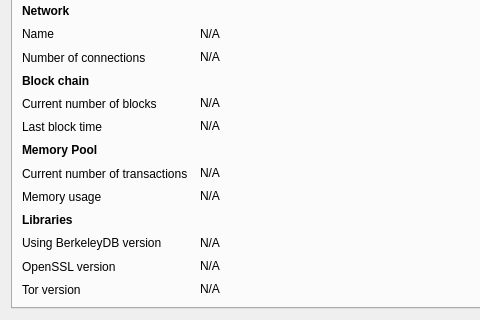
Old version of the form src/qt/forms/debugwindow.ui in the repository vergecurrency/verge; both pictures show x 0 to 480 and y 160 to 480 of the 740 by 480 pixel window.
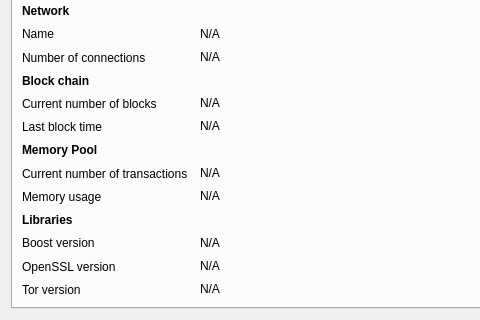
New version of the form. Icons and pictures are not drawn. Custom widgets are drawn as their Qt base class.

What changed in the file:
```diff
--- a/src/qt/forms/debugwindow.ui
+++ b/src/qt/forms/debugwindow.ui
@@ -95,7 +95,7 @@
        <item row="16" column="0">
        <widget class="QLabel" name="label_berkeleyDBVersion">
          <property name="text">
-          <string>Using BerkeleyDB version</string>
+          <string>Boost version</string>
          </property>
         </widget>
        </item>
```
Left out of the diff: 4 changed lines with no effect on the pictures.
